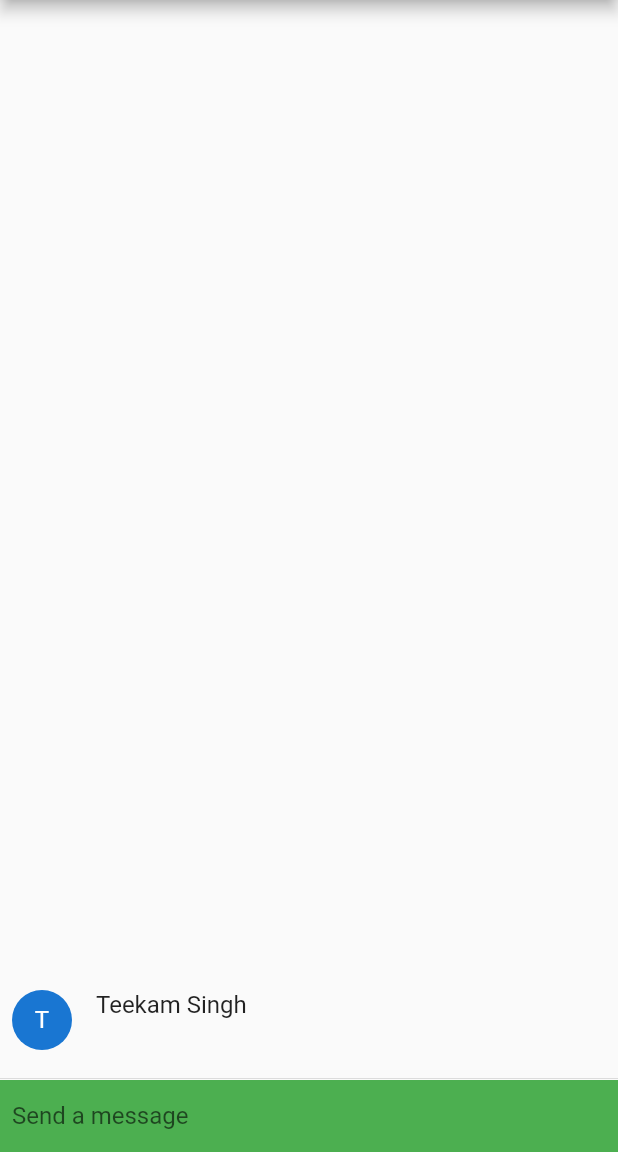
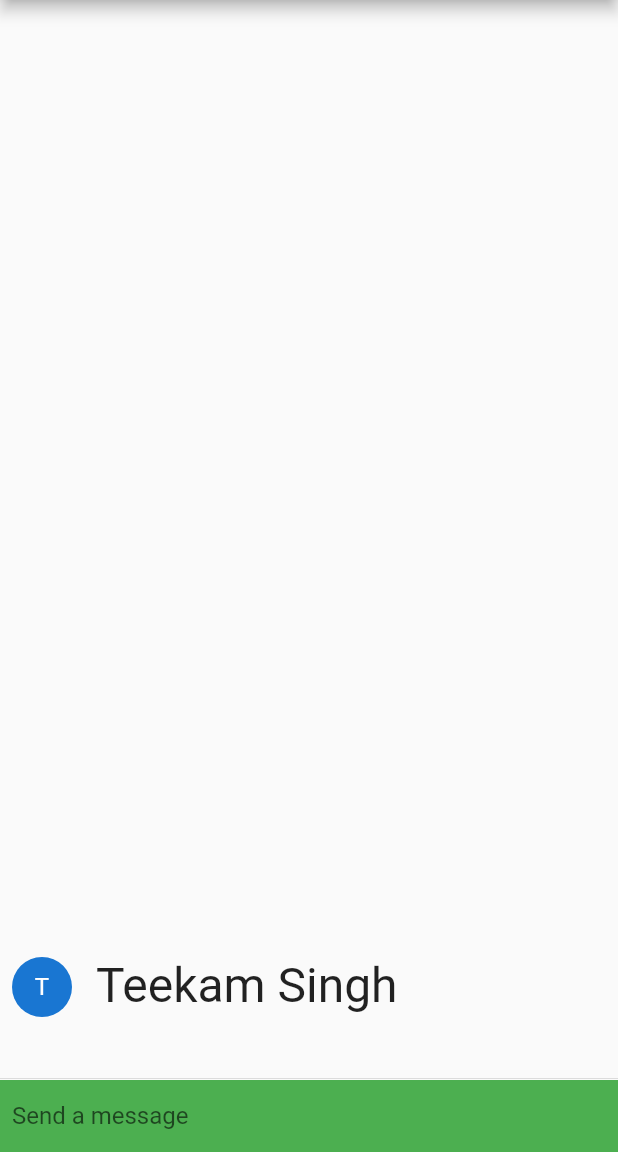
Before and after one commit to sony0905/MyFirstPro, a Flutter app: the screen it shows after launch, after a tap on the "send" icon, on a phone screen of 412 x 824 dp, the part 84-1236 px from its top. Run offline on Flutter 3.47's test engine with Material 2 defaults, Android fonts, the phone set to English and light mode, and no system bars.

Commit message:
Update chatmessage.dart

```diff
--- a/lib/chatmessage.dart
+++ b/lib/chatmessage.dart
@@ -21,9 +21,9 @@ class ChatMessage extends StatelessWidget{
           new Column(
             crossAxisAlignment: CrossAxisAlignment.start,
             children: <Widget>[
-              new Text(_name,style: Theme.of(context).textTheme.subhead,),
+              new Text(_name,style: Theme.of(context).textTheme.subhead, textScaleFactor: 2),
               new Container(
-                margin: const EdgeInsets.only(top: 5.0),
+                margin: const EdgeInsets.only(top: 8.0),
                 child: new Text(text),
               )
             ],
```
